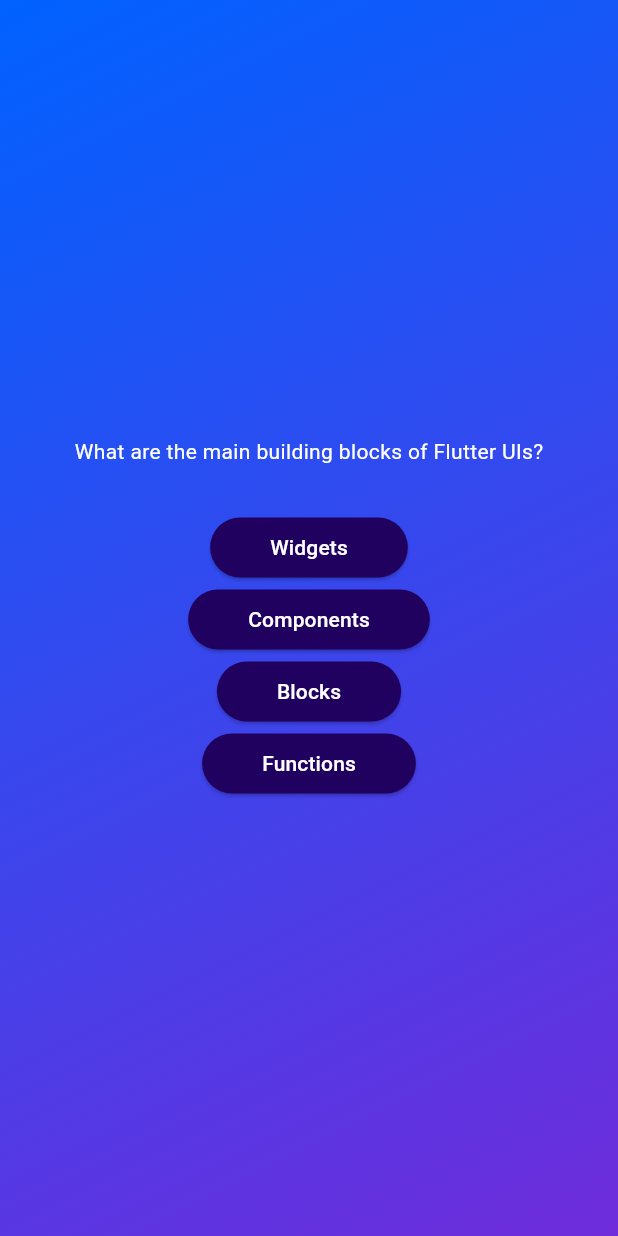
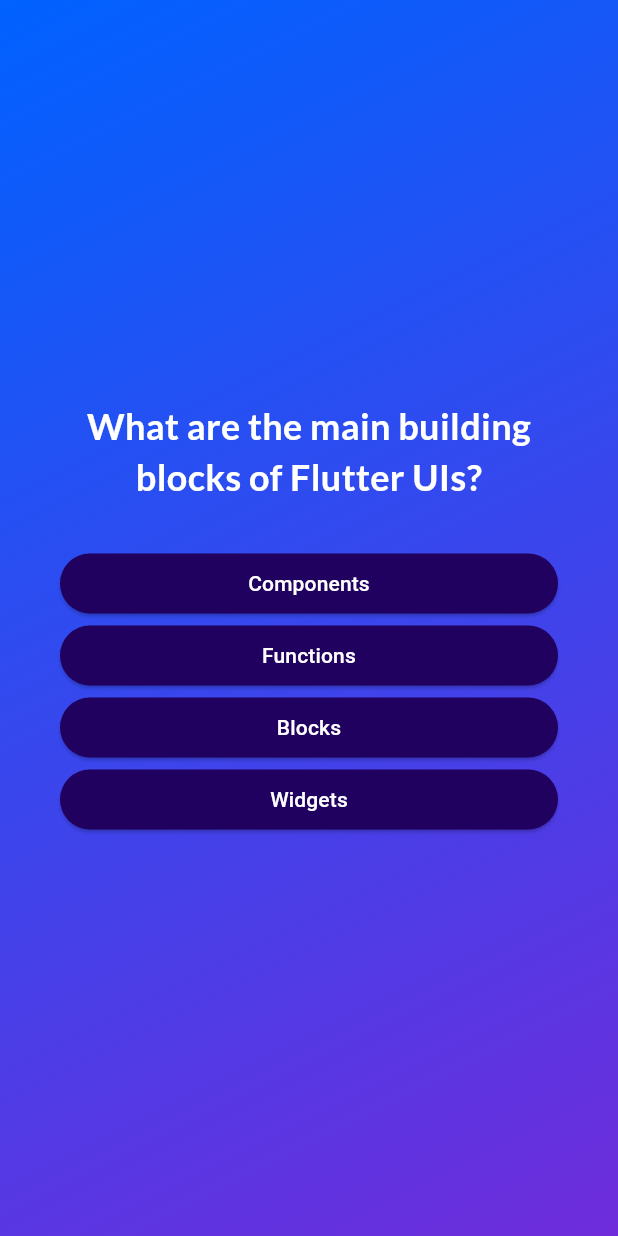
Before and after one commit to AhmadAlidlbi/quizapp, a Flutter app: the screen it shows after launch, after a tap on "Start Quiz", on a phone screen of 412 x 824 dp. Run offline on Flutter 3.47's test engine with Material 3 defaults, Android fonts, the phone set to English and light mode, and no system bars; our stand-ins replace google_fonts.

Commit message:
Enhance quiz functionality with answer shuffling and Google Fonts integration

```diff
--- a/lib/answer_button.dart
+++ b/lib/answer_button.dart
@@ -16,7 +16,7 @@ class AnswerButton extends StatelessWidget {
         foregroundColor: Colors.white,
         shape: RoundedRectangleBorder(borderRadius: BorderRadius.circular(40)),
       ),
-      child: Text(answerText),
+      child: Text(answerText, textAlign: TextAlign.center),
     );
   }
 }
--- a/lib/models/quiz_questions.dart
+++ b/lib/models/quiz_questions.dart
@@ -3,4 +3,10 @@ class QuizQuestion {
 
   final String text;
   final List<String> answers;
+
+  List<String> getShuffledAnswers() {
+    final shuffledList = List.of(answers);
+    shuffledList.shuffle();
+    return shuffledList;
+  }
 }
--- a/lib/questions_screen.dart
+++ b/lib/questions_screen.dart
@@ -1,6 +1,7 @@
 import 'package:flutter/material.dart';
 import 'package:quizapp/answer_button.dart';
 import 'package:quizapp/data/questions.dart';
+import 'package:google_fonts/google_fonts.dart';
 
 class QuestionsScreen extends StatefulWidget {
   const QuestionsScreen({super.key});
@@ -12,21 +13,41 @@ class QuestionsScreen extends StatefulWidget {
 }
 
 class _QuestionsScreenState extends State<QuestionsScreen> {
+  var currentQuestionIndex = 0;
+
+  void answerQuestion() {
+    setState(() {
+      currentQuestionIndex += 1;
+    });
+  }
+
   @override
   Widget build(context) {
-    final currentQuestion = questions[0];
+    final currentQuestion = questions[currentQuestionIndex];
 
     return SizedBox(
       width: double.infinity,
+      child: Container(
+        margin: const EdgeInsets.all(40),
         child: Column(
           mainAxisAlignment: MainAxisAlignment.center,
+          crossAxisAlignment: CrossAxisAlignment.stretch,
           children: [
-          Text(currentQuestion.text, style: TextStyle(color: Colors.white)),
+            Text(
+              currentQuestion.text,
+              style: GoogleFonts.lato(
+                color: const Color.fromARGB(255, 255, 255, 255),
+                fontSize: 24,
+                fontWeight: FontWeight.bold,
+              ),
+              textAlign: TextAlign.center,
+            ),
             const SizedBox(height: 30),
-          ...currentQuestion.answers.map((answer) {
-            return AnswerButton(answerText: answer, onTap: () {});
+            ...currentQuestion.getShuffledAnswers().map((answer) {
+              return AnswerButton(answerText: answer, onTap: answerQuestion);
             }),
           ],
+        ),
       ),
     );
   }
--- a/lib/start_screen.dart
+++ b/lib/start_screen.dart
@@ -1,4 +1,5 @@
 import 'package:flutter/material.dart';
+import 'package:google_fonts/google_fonts.dart';
 
 class StartScreen extends StatelessWidget {
   const StartScreen(this.startQuiz, {super.key});
@@ -17,9 +18,9 @@ class StartScreen extends StatelessWidget {
             color: const Color.fromARGB(193, 255, 255, 255),
           ),
           SizedBox(height: 50),
-          const Text(
+          Text(
             'Learn flutter the fun way!',
-            style: TextStyle(color: Colors.white, fontSize: 22),
+            style: GoogleFonts.lato(color: Colors.white, fontSize: 22),
           ),
           const SizedBox(height: 30),
           OutlinedButton.icon(
--- a/pubspec.yaml
+++ b/pubspec.yaml
@@ -34,6 +34,7 @@ dependencies:
   # The following adds the Cupertino Icons font to your application.
   # Use with the CupertinoIcons class for iOS style icons.
   cupertino_icons: ^1.0.8
+  google_fonts: ^6.3.1
 
 dev_dependencies:
   flutter_test:
```
Also changed, not shown: pubspec.lock, 7 other files. Lines whose indentation alone changed are shown as unchanged.
